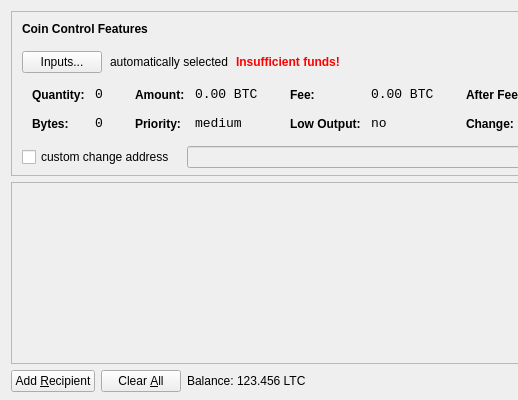
The window that src/qt/forms/sendcoinsdialog.ui (koheihamada/hamacoin) describes before a commit, drawn with Qt 5; both pictures show x 0 to 518 and y 0 to 400 of the 850 by 400 pixel window.
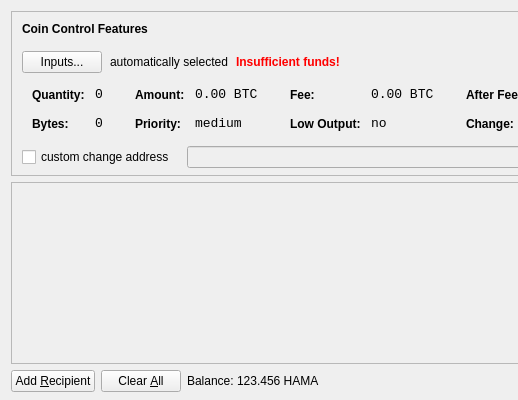
The same window after the commit. Icons and pictures are not drawn.

Commit message: change lite to hama

```diff
--- a/src/qt/forms/sendcoinsdialog.ui
+++ b/src/qt/forms/sendcoinsdialog.ui
@@ -720,7 +720,7 @@
           <cursorShape>IBeamCursor</cursorShape>
          </property>
          <property name="text">
-          <string>123.456 LTC</string>
+          <string>123.456 HAMA</string>
          </property>
          <property name="textInteractionFlags">
           <set>Qt::LinksAccessibleByMouse|Qt::TextSelectableByKeyboard|Qt::TextSelectableByMouse</set>
```
The commit also changes 113 other files.
